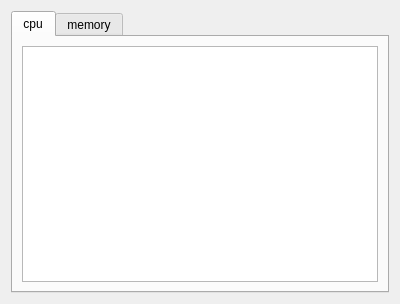
First picture: the form in src/qt_monitor/monitorwidget.ui, repository XenoWYC121/system_monitor, before the edit.
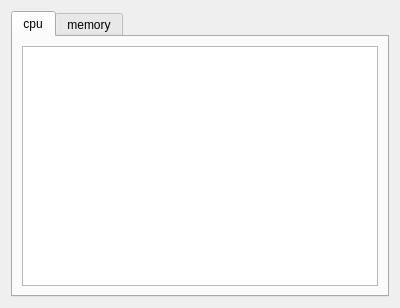
Second picture: the form after the edit. The open tabs and pages were chosen to show the change.

What changed in the file:
```diff
--- a/src/qt_monitor/monitorwidget.ui
+++ b/src/qt_monitor/monitorwidget.ui
@@ -7,7 +7,7 @@
     <x>0</x>
     <y>0</y>
     <width>400</width>
-    <height>304</height>
+    <height>308</height>
    </rect>
   </property>
   <property name="windowTitle">
```
Left out of the diff: 6 changed lines with no effect on the pictures.
